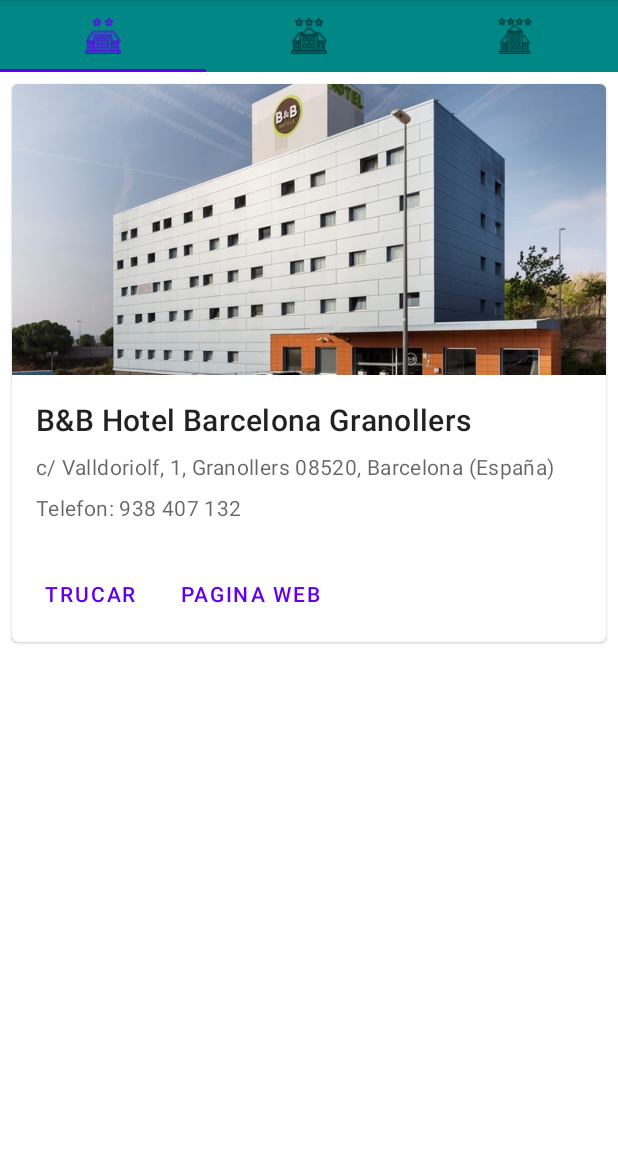
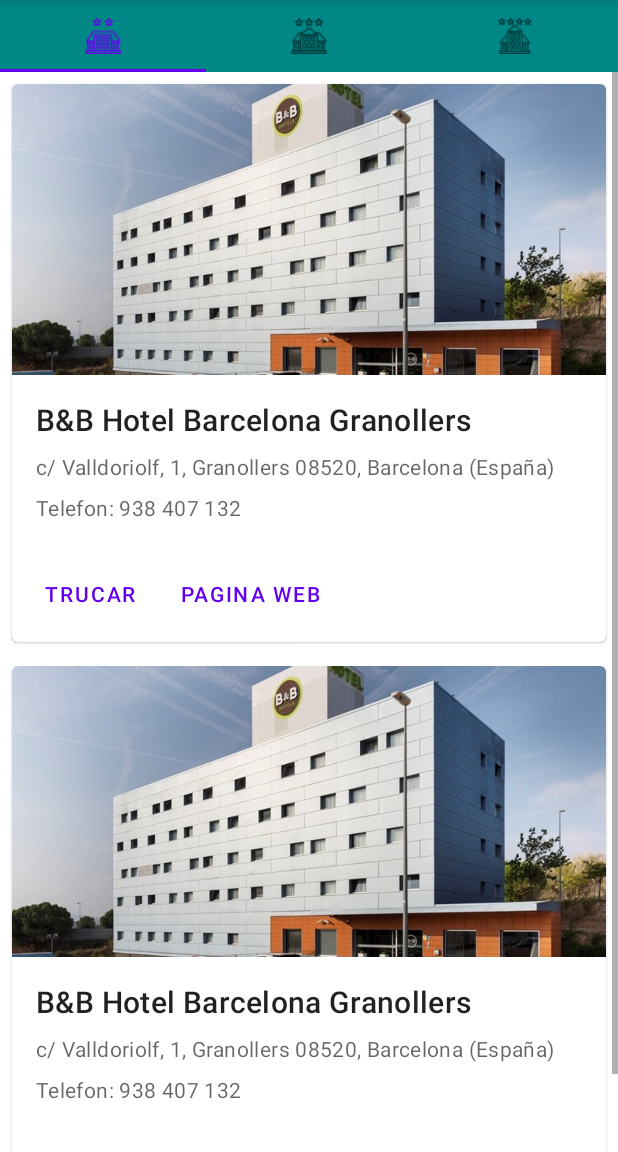
Before and after one commit to dev-aserra/GranCentre, an Android app: the ActivityHotel screen opened directly, with no data from a screen before it, on a phone screen of 412 x 824 dp, the part 84-1236 px from its top. Run offline under Robolectric (Android 15) with nearby library versions, the phone set to English and light mode, and no system bars.

Commit message:
Scrollview i arreglos de bugs.

```diff
--- a/app/src/main/java/com/example/grancentre/ActivityHotel.java
+++ b/app/src/main/java/com/example/grancentre/ActivityHotel.java
@@ -26,7 +26,7 @@ public class ActivityHotel extends AppCompatActivity implements Hotel2.OnHotel2F
     private ViewPager viewPager;
     private TabLayout tabLayout;
     private TabItem hotel2,hotel3,hotel4;
-    public Intent viewIntent;
+    private Intent viewIntent;
     public PagerAdapter PageAdapter;
     FragmentPagerAdapter fragmentPagerAdapter;
     Fragment fragment2 = null;
@@ -48,7 +48,7 @@ public class ActivityHotel extends AppCompatActivity implements Hotel2.OnHotel2F
         FragmentPagerAdapter fragmentPagerAdapter = (FragmentPagerAdapter) viewPager.getAdapter();
         fragment2 = (Fragment) fragmentPagerAdapter.instantiateItem(viewPager,viewPager.getCurrentItem());
 
-        tabLayout.setOnTabSelectedListener(new TabLayout.OnTabSelectedListener() {
+        tabLayout.addOnTabSelectedListener(new TabLayout.OnTabSelectedListener() {
             @Override
             public void onTabSelected(TabLayout.Tab tab) {
                 viewPager.setCurrentItem(tab.getPosition());
@@ -82,7 +82,7 @@ public class ActivityHotel extends AppCompatActivity implements Hotel2.OnHotel2F
                 startActivity(viewIntent);
                 break;
             case R.id.telefonHotel2Estrellas_1:
-                viewIntent = new Intent(Intent.ACTION_DIAL, Uri.parse("tel:tel:938407132"));
+                viewIntent = new Intent(Intent.ACTION_DIAL, Uri.parse("tel:938407132"));
                 startActivity(viewIntent);
                 break;
         }
--- a/app/src/main/res/layout/fragment_hotel2.xml
+++ b/app/src/main/res/layout/fragment_hotel2.xml
@@ -4,7 +4,9 @@
     android:layout_width="match_parent"
     android:layout_height="match_parent"
     tools:context=".FragmentsHotel.Hotel2">
-
+<ScrollView
+    android:layout_width="match_parent"
+    android:layout_height="match_parent">
     <!-- TODO: Update blank fragment layout -->
     <LinearLayout
         android:layout_width="match_parent"
@@ -85,10 +87,86 @@
                         android:id="@+id/websiteHotel2Estrellas_1"
                         style="?attr/borderlessButtonStyle"
                         />
+                </LinearLayout>
+            </LinearLayout>
+        </com.google.android.material.card.MaterialCardView>
+        <com.google.android.material.card.MaterialCardView
+            android:id="@+id/card2"
+            android:layout_width="match_parent"
+            android:layout_height="wrap_content"
+            android:layout_margin="8dp">
+            <LinearLayout
+                android:layout_width="match_parent"
+                android:layout_height="wrap_content"
+                android:orientation="vertical">
+
+                <!-- Media -->
+                <ImageView
+                    android:layout_width="match_parent"
+                    android:layout_height="194dp"
+                    android:src="@drawable/hotel2imatge1"
+                    android:scaleType="centerCrop"
+                    android:contentDescription="Hola mi niña"
+                    />
+
+                <LinearLayout
+                    android:layout_width="match_parent"
+                    android:layout_height="wrap_content"
+                    android:orientation="vertical"
+                    android:padding="16dp">
+
+                    <!-- Title, secondary and supporting text -->
+                    <TextView
+                        android:layout_width="wrap_content"
+                        android:layout_height="wrap_content"
+                        android:text="@string/hotel2Estrellasnom1"
+                        android:textAppearance="?attr/textAppearanceHeadline6"
+                        />
+                    <TextView
+                        android:layout_width="wrap_content"
+                        android:layout_height="wrap_content"
+                        android:layout_marginTop="8dp"
+                        android:text="@string/hotel2Estrellasadreça1"
+                        android:textAppearance="?attr/textAppearanceBody2"
+                        android:textColor="?android:attr/textColorSecondary"
+                        />
+                    <TextView
+                        android:layout_width="wrap_content"
+                        android:layout_height="wrap_content"
+                        android:layout_marginTop="8dp"
+                        android:text="@string/hotel2EstrellasTelefon1"
+                        android:textAppearance="?attr/textAppearanceBody2"
+                        android:textColor="?android:attr/textColorSecondary"
+                        />
 
                 </LinearLayout>
 
+                <!-- Buttons -->
+                <LinearLayout
+                    android:layout_width="wrap_content"
+                    android:layout_height="wrap_content"
+                    android:layout_margin="8dp"
+                    android:orientation="horizontal">
+
+                    <com.google.android.material.button.MaterialButton
+                        android:layout_width="wrap_content"
+                        android:layout_height="wrap_content"
+                        android:layout_marginEnd="8dp"
+                        android:text="Trucar"
+                        android:id="@+id/telefonHotel2Estrellas_2"
+                        style="?attr/borderlessButtonStyle"
+                        />
+                    <com.google.android.material.button.MaterialButton
+                        android:layout_width="wrap_content"
+                        android:layout_height="wrap_content"
+                        android:text="Pagina web"
+                        android:id="@+id/websiteHotel2Estrellas_2"
+                        style="?attr/borderlessButtonStyle"
+                        />
+                </LinearLayout>
             </LinearLayout>
         </com.google.android.material.card.MaterialCardView>
     </LinearLayout>
+</ScrollView>
+
 </FrameLayout>
```
Lines whose indentation alone changed are shown as unchanged.
